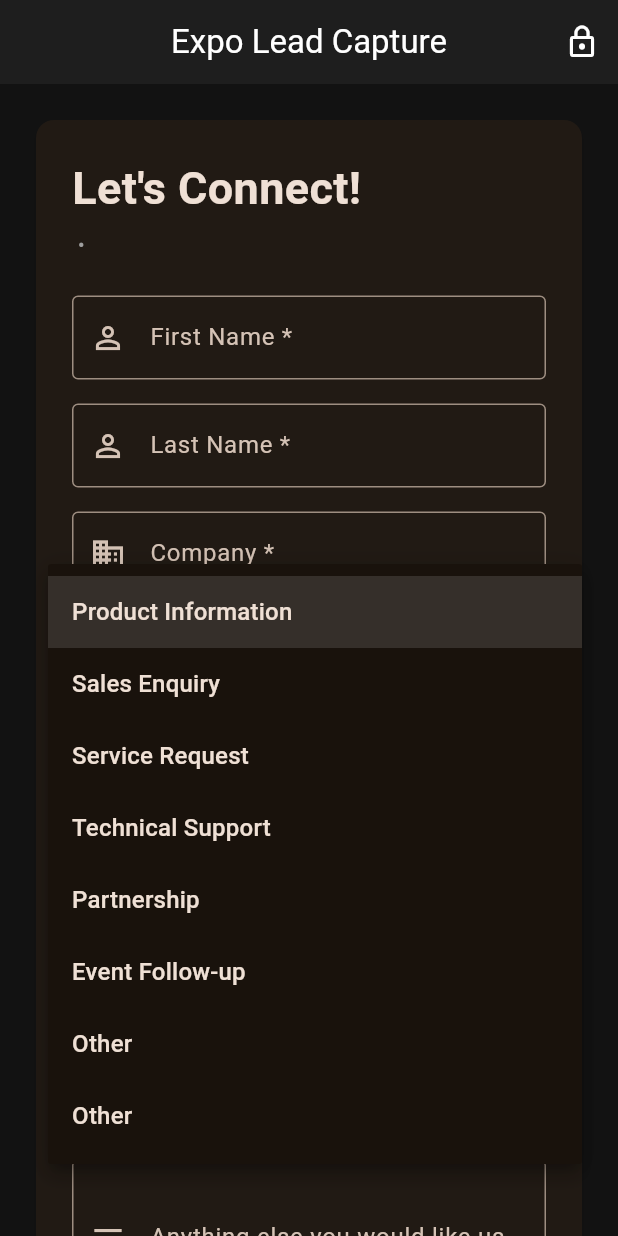
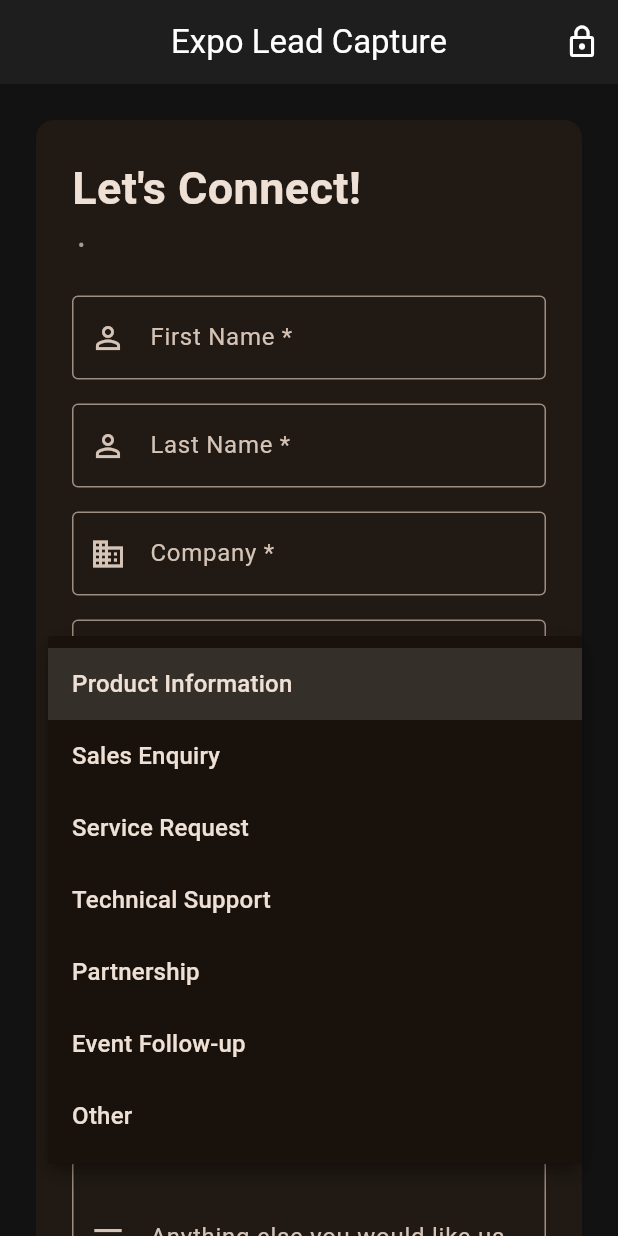
Before and after one commit to CRM-engineering/OpenCRM---Mobile-v2, a Flutter app: the ExpoLeadKioskScreen screen opened directly with empty values, after a tap on "Product Information", on a phone screen of 412 x 824 dp. Run offline on Flutter 3.47's test engine with Material 3 defaults, Android fonts, the phone set to English and light mode, and no system bars; our stand-ins replace flutter_secure_storage, wakelock_plus; accounts and stored records are empty.

Commit message:
Add files via upload

```diff
--- a/lib/screens/kiosk/expo_lead_kiosk_screen.dart
+++ b/lib/screens/kiosk/expo_lead_kiosk_screen.dart
@@ -39,7 +39,6 @@ class _ExpoLeadKioskScreenState extends State<ExpoLeadKioskScreen> {
     'Technical Support',
     'Partnership',
     'Event Follow-up',
-    'Other',
     'Other',
   ];
 
```
